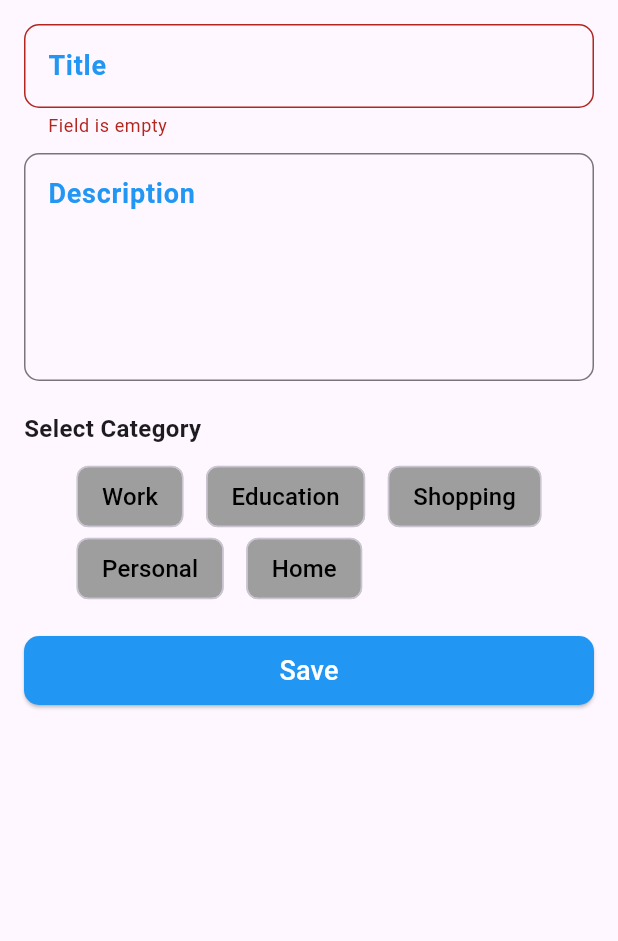
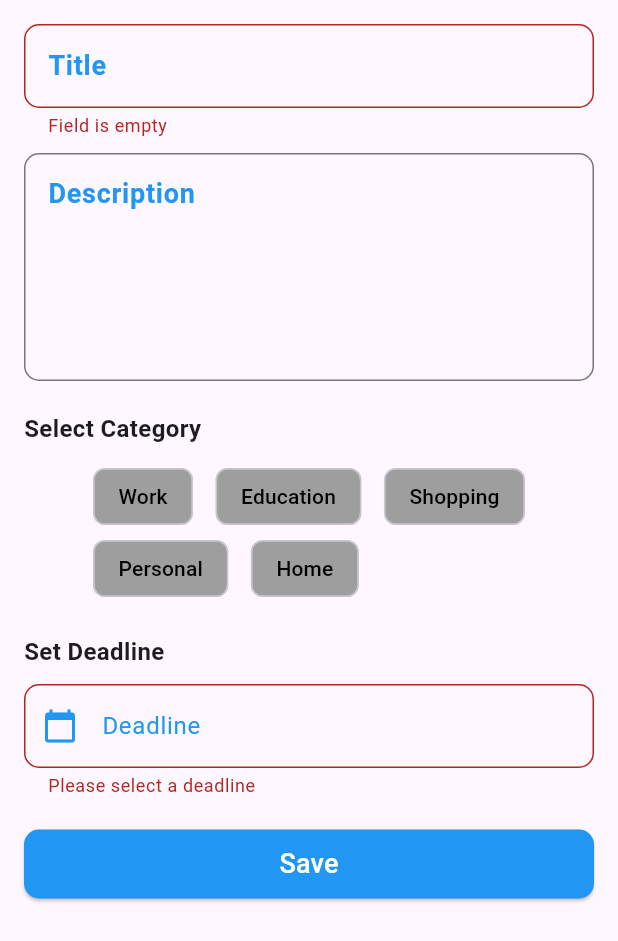
Before and after one commit to Mustafa-Mohamed26/todo_list_app, a Flutter app: the BottomSheetWidget widget shown alone on an empty page, opened directly, after a tap on "Save", on a phone screen of 412 x 824 dp. Shown: the top 941 px of the screen. Run offline on Flutter 3.47's test engine with Material 3 defaults, Android fonts, the phone set to English and light mode, and no system bars; our stand-ins replace sqflite; accounts and stored records are empty.

Commit message:
Set Deadline

```diff
--- a/lib/widgets/bottom_sheet_widget.dart
+++ b/lib/widgets/bottom_sheet_widget.dart
@@ -16,6 +16,7 @@ class _BottomSheetWidgetState extends State<BottomSheetWidget> {
   // Controllers to control the data input coming from the Text Fields
   final TextEditingController titleController = TextEditingController();
   final TextEditingController descriptionController = TextEditingController();
+  final TextEditingController deadlineController = TextEditingController();
 
   // Key for validation
   GlobalKey<FormState> formState = GlobalKey<FormState>();
@@ -31,7 +32,10 @@ class _BottomSheetWidgetState extends State<BottomSheetWidget> {
         title: titleController.text,
         description: descriptionController.text,
         category: selectedCategory ?? '',
-        deadline: null,
+        deadline:
+            deadlineController.text.isNotEmpty
+                ? DateTime.parse(deadlineController.text)
+                : null,
         priority: 1,
       ); // create a Todo object
       todoProvider.addTodo(
@@ -39,6 +43,7 @@ class _BottomSheetWidgetState extends State<BottomSheetWidget> {
       ); // add the new object to the provider and the database
       titleController.clear(); // Clear the title text field
       descriptionController.clear(); // Clear the description text field
+      deadlineController.clear(); // Clear the deadline text field
       Navigator.pop(context);
     }
   }
@@ -48,6 +53,7 @@ class _BottomSheetWidgetState extends State<BottomSheetWidget> {
   void dispose() {
     titleController.dispose();
     descriptionController.dispose();
+    deadlineController.dispose();
     super.dispose();
   }
 
@@ -101,6 +107,7 @@ class _BottomSheetWidgetState extends State<BottomSheetWidget> {
                       ['Work', 'Education', 'Shopping', 'Personal', 'Home'].map(
                         (category) {
                           return ChoiceChip(
+                            showCheckmark: false,
                             label: Text(category),
                             selected: selectedCategory == category,
                             onSelected: (selected) {
@@ -115,11 +122,75 @@ class _BottomSheetWidgetState extends State<BottomSheetWidget> {
                                   selectedCategory == category
                                       ? Colors.white
                                       : Colors.black,
-                              fontSize: 16,
                             ),
                           );
                         },
                       ).toList(),
+                ),
+                SizedBox(height: 20),
+                Align(
+                  alignment: Alignment.centerLeft,
+                  child: Text(
+                    'Set Deadline',
+                    style: TextStyle(fontSize: 16, fontWeight: FontWeight.bold),
+                  ),
+                ),
+                SizedBox(height: 10),
+                TextFormField(
+                  controller: deadlineController,
+                  decoration: InputDecoration(
+                    labelText: 'Deadline',
+                    labelStyle: TextStyle(color: Colors.blue),
+                    border: OutlineInputBorder(
+                      borderRadius: BorderRadius.circular(10),
+                      borderSide: BorderSide(color: Colors.blue),
+                    ),
+                    focusedBorder: OutlineInputBorder(
+                      borderRadius: BorderRadius.circular(10),
+                      borderSide: BorderSide(color: Colors.blue),
+                    ),
+                    prefixIcon: Icon(Icons.calendar_today, color: Colors.blue),
+
+                  ),
+                  readOnly: true,
+                  onTap: () async {
+                    DateTime? pickedDate = await showDatePicker(
+                      context: context,
+                      initialDate: DateTime.now(),
+                      firstDate: DateTime.now(),
+                      lastDate: DateTime(2101),
+                      builder: (context, child) {
+                        return Theme(
+                          data: Theme.of(context).copyWith(
+                            colorScheme: ColorScheme.light(
+                              primary: Colors.blue,
+                              onPrimary: Colors.white,
+                              onSurface: Colors.blue,
+
+                            ),
+                            textButtonTheme: TextButtonThemeData(
+                              style: TextButton.styleFrom(
+                              ),
+                            ),
+
+                          ),
+                          child: child!,
+                        );
+                      },
+                    );
+                    if (pickedDate != null) {
+                      setState(() {
+                        deadlineController.text =
+                            "${pickedDate.year}-${pickedDate.month.toString().padLeft(2, '0')}-${pickedDate.day.toString().padLeft(2, '0')}";
+                      });
+                    }
+                  },
+                  validator: (value) {
+                    if (value == null || value.isEmpty) {
+                      return 'Please select a deadline';
+                    }
+                    return null;
+                  },
                 ),
                 SizedBox(height: 20),
                 SizedBox(
```
